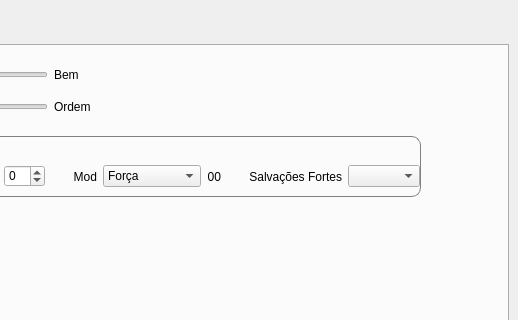
Old version of the form ifg/qt/ui/entidade.ui in the repository matferib/tabuleiro-virtual; both pictures show x 552 to 1070 and y 0 to 320 of the 1070 by 632 pixel window.
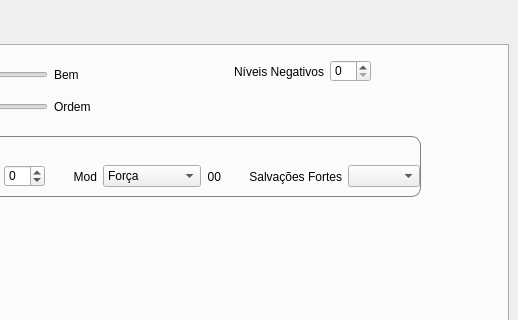
New version of the form. The open tabs and pages were chosen to show the change.

Commit message: adicionei niveis negativos na UI

Diff of the .ui file:
```diff
--- a/ifg/qt/ui/entidade.ui
+++ b/ifg/qt/ui/entidade.ui
@@ -1601,6 +1601,47 @@
       </item>
      </layout>
     </widget>
+    <widget class="QWidget" name="horizontalLayoutWidget_14">
+     <property name="geometry">
+      <rect>
+       <x>650</x>
+       <y>10</y>
+       <width>261</width>
+       <height>31</height>
+      </rect>
+     </property>
+     <layout class="QHBoxLayout" name="horizontalLayout_37">
+      <item>
+       <widget class="QLabel" name="label_80">
+        <property name="text">
+         <string>Níveis Negativos</string>
+        </property>
+        <property name="alignment">
+         <set>Qt::AlignRight|Qt::AlignTrailing|Qt::AlignVCenter</set>
+        </property>
+       </widget>
+      </item>
+      <item>
+       <widget class="QSpinBox" name="spin_niveis_negativos">
+        <property name="sizePolicy">
+         <sizepolicy hsizetype="Fixed" vsizetype="Fixed">
+          <horstretch>0</horstretch>
+          <verstretch>0</verstretch>
+         </sizepolicy>
+        </property>
+        <property name="toolTip">
+         <string>Níveis negativos.</string>
+        </property>
+        <property name="minimum">
+         <number>0</number>
+        </property>
+        <property name="value">
+         <number>0</number>
+        </property>
+       </widget>
+      </item>
+     </layout>
+    </widget>
    </widget>
    <widget class="QWidget" name="tab_3">
     <attribute name="title">
```
The commit also changes 3 other files.
